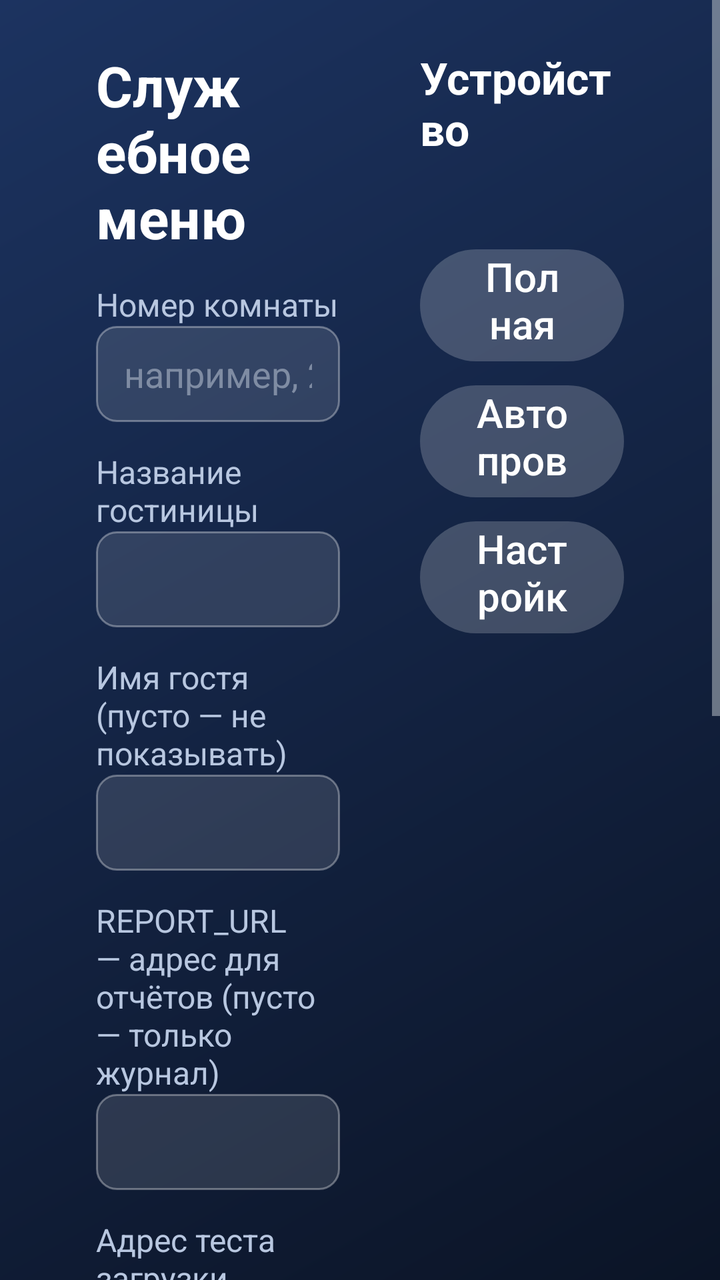
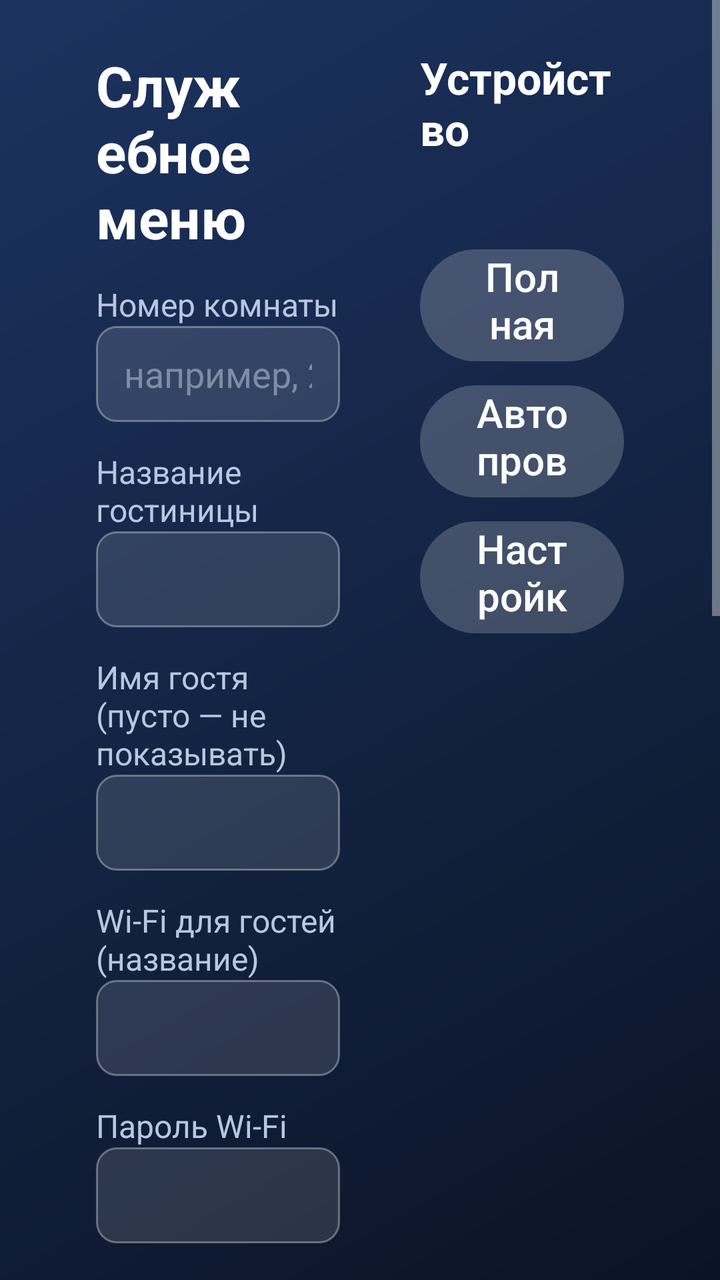

An Android layout rendered at two revisions. The XML below is the earlier revision; the diff shows what the commit changed to produce the second picture.
<!-- AndroidManifest.xml: application theme AppTheme -->
<!-- res/layout/activity_service.xml -->
<?xml version="1.0" encoding="utf-8"?>
<ScrollView xmlns:android="http://schemas.android.com/apk/res/android"
    android:layout_width="match_parent"
    android:layout_height="match_parent"
    android:scrollbars="vertical">

    <LinearLayout
        android:layout_width="match_parent"
        android:layout_height="wrap_content"
        android:orientation="horizontal"
        android:paddingStart="48dp"
        android:paddingTop="24dp"
        android:paddingEnd="48dp"
        android:paddingBottom="24dp">

        
        <LinearLayout
            android:layout_width="0dp"
            android:layout_height="wrap_content"
            android:layout_weight="1.2"
            android:orientation="vertical">

            <TextView
                android:layout_width="wrap_content"
                android:layout_height="wrap_content"
                android:text="Служебное меню"
                android:textColor="#FFFFFF"
                android:textSize="28sp"
                android:textStyle="bold" />

            <TextView style="@style/FieldLabel" android:text="Номер комнаты" />
            <EditText
                android:id="@+id/editRoom"
                style="@style/FieldEdit"
                android:hint="например, 205" />

            <TextView style="@style/FieldLabel" android:text="Название гостиницы" />
            <EditText
                android:id="@+id/editHotel"
                style="@style/FieldEdit" />

            <TextView style="@style/FieldLabel" android:text="Имя гостя (пусто — не показывать)" />
            <EditText
                android:id="@+id/editGuest"
                style="@style/FieldEdit" />

            <TextView style="@style/FieldLabel" android:text="REPORT_URL — адрес для отчётов (пусто — только журнал)" />
            <EditText
                android:id="@+id/editReportUrl"
                style="@style/FieldEdit"
                android:inputType="textUri" />

            <TextView style="@style/FieldLabel" android:text="Адрес теста загрузки (download)" />
            <EditText
                android:id="@+id/editDownloadUrl"
                style="@style/FieldEdit"
                android:inputType="textUri" />

            <TextView style="@style/FieldLabel" android:text="Адрес теста отдачи (upload)" />
            <EditText
                android:id="@+id/editUploadUrl"
                style="@style/FieldEdit"
                android:inputType="textUri" />

            <TextView style="@style/FieldLabel" android:text="Адрес для пинга" />
            <EditText
                android:id="@+id/editPingUrl"
                style="@style/FieldEdit"
                android:inputType="textUri" />

            <TextView style="@style/FieldLabel" android:text="Новый PIN (4 цифры; пусто — не менять)" />
            <EditText
                android:id="@+id/editPin"
                style="@style/FieldEdit"
                android:inputType="numberPassword"
                android:maxLength="4" />

            <LinearLayout
                android:layout_width="wrap_content"
                android:layout_height="wrap_content"
                android:layout_marginTop="20dp"
                android:orientation="horizontal">

                <Button
                    android:id="@+id/btnSave"
                    style="@style/TvButton"
                    android:text="Сохранить" />

                <Button
                    android:id="@+id/btnClose"
                    style="@style/TvButton"
                    android:text="Закрыть" />
            </LinearLayout>
        </LinearLayout>

        
        <LinearLayout
            android:layout_width="0dp"
            android:layout_height="wrap_content"
            android:layout_marginStart="40dp"
            android:layout_weight="1"
            android:orientation="vertical">

            <TextView
                android:layout_width="wrap_content"
                android:layout_height="wrap_content"
                android:text="Устройство"
                android:textColor="#FFFFFF"
                android:textSize="22sp"
                android:textStyle="bold" />

            <TextView
                android:id="@+id/deviceInfo"
                android:layout_width="match_parent"
                android:layout_height="wrap_content"
                android:layout_marginTop="8dp"
                android:lineSpacingExtra="4dp"
                android:textColor="#D8E2F2"
                android:textSize="16sp" />

            <Button
                android:id="@+id/btnFullTest"
                style="@style/TvButton"
                android:layout_width="match_parent"
                android:layout_marginTop="16dp"
                android:layout_marginEnd="0dp"
                android:text="Полная проверка интернета" />

            <Button
                android:id="@+id/btnAutoNow"
                style="@style/TvButton"
                android:layout_width="match_parent"
                android:layout_marginTop="12dp"
                android:layout_marginEnd="0dp"
                android:text="Автопроверка сейчас (с отчётом)" />

            <Button
                android:id="@+id/btnSettings"
                style="@style/TvButton"
                android:layout_width="match_parent"
                android:layout_marginTop="12dp"
                android:layout_marginEnd="0dp"
                android:text="Настройки Android" />
        </LinearLayout>
    </LinearLayout>
</ScrollView>
<!-- resources referenced by this layout -->
<resources>
  <style name="FieldEdit">
          <item name="android:layout_width">match_parent</item>
          <item name="android:layout_height">wrap_content</item>
          <item name="android:minHeight">48dp</item>
          <item name="android:background">@drawable/edit_bg</item>
          <item name="android:paddingStart">14dp</item>
          <item name="android:paddingEnd">14dp</item>
          <item name="android:textColor">#FFFFFF</item>
          <item name="android:textColorHint">#7F8CA3</item>
          <item name="android:textSize">18sp</item>
          <item name="android:singleLine">true</item>
          <item name="android:imeOptions">actionNext</item>
      </style>
  <style name="FieldLabel">
          <item name="android:layout_width">match_parent</item>
          <item name="android:layout_height">wrap_content</item>
          <item name="android:layout_marginTop">14dp</item>
          <item name="android:textColor">#B8C7E0</item>
          <item name="android:textSize">16sp</item>
      </style>
  <style name="TvButton">
          <item name="android:layout_width">wrap_content</item>
          <item name="android:layout_height">56dp</item>
          <item name="android:minWidth">220dp</item>
          <item name="android:paddingStart">28dp</item>
          <item name="android:paddingEnd">28dp</item>
          <item name="android:layout_marginEnd">16dp</item>
          <item name="android:background">@drawable/btn_bg</item>
          <item name="android:textColor">#FFFFFF</item>
          <item name="android:textSize">20sp</item>
          <item name="android:textAllCaps">false</item>
          <item name="android:focusable">true</item>
          <item name="android:gravity">center</item>
          <item name="android:stateListAnimator">@null</item>
      </style>
  <style name="AppTheme" parent="@android:style/Theme.DeviceDefault.NoActionBar">
          <item name="android:windowBackground">@drawable/bg_gradient</item>
          <item name="android:windowFullscreen">true</item>
      </style>
  <!-- drawable edit_bg (drawable) -->
  <?xml version="1.0" encoding="utf-8"?>
  <selector xmlns:android="http://schemas.android.com/apk/res/android">
      <item android:state_focused="true">
          <shape>
              <solid android:color="#33FFFFFF" />
              <stroke android:width="3dp" android:color="#F2A93B" />
              <corners android:radius="10dp" />
          </shape>
      </item>
      <item>
          <shape>
              <solid android:color="#1FFFFFFF" />
              <stroke android:width="1dp" android:color="#55FFFFFF" />
              <corners android:radius="10dp" />
          </shape>
      </item>
  </selector>
  <!-- drawable btn_bg (drawable) -->
  <?xml version="1.0" encoding="utf-8"?>
  <selector xmlns:android="http://schemas.android.com/apk/res/android">
      <item android:state_enabled="false">
          <shape>
              <solid android:color="#14FFFFFF" />
              <corners android:radius="28dp" />
          </shape>
      </item>
      <item android:state_focused="true">
          <shape>
              <solid android:color="#F2A93B" />
              <stroke android:width="4dp" android:color="#FFFFFF" />
              <corners android:radius="28dp" />
          </shape>
      </item>
      <item android:state_pressed="true">
          <shape>
              <solid android:color="#F2A93B" />
              <corners android:radius="28dp" />
          </shape>
      </item>
      <item>
          <shape>
              <solid android:color="#33FFFFFF" />
              <corners android:radius="28dp" />
          </shape>
      </item>
  </selector>
  <!-- drawable bg_gradient (drawable) -->
  <?xml version="1.0" encoding="utf-8"?>
  <shape xmlns:android="http://schemas.android.com/apk/res/android">
      <gradient
          android:angle="315"
          android:endColor="#0B1426"
          android:startColor="#1C3360"
          android:type="linear" />
  </shape>
</resources>

<!-- the commit's change to res/layout/activity_service.xml (unified diff, before → after) -->
@@ -42,6 +42,16 @@
             <TextView style="@style/FieldLabel" android:text="Имя гостя (пусто — не показывать)" />
             <EditText
                 android:id="@+id/editGuest"
+                style="@style/FieldEdit" />
+
+            <TextView style="@style/FieldLabel" android:text="Wi‑Fi для гостей (название)" />
+            <EditText
+                android:id="@+id/editWifiSsid"
+                style="@style/FieldEdit" />
+
+            <TextView style="@style/FieldLabel" android:text="Пароль Wi‑Fi" />
+            <EditText
+                android:id="@+id/editWifiPass"
                 style="@style/FieldEdit" />
 
             <TextView style="@style/FieldLabel" android:text="REPORT_URL — адрес для отчётов (пусто — только журнал)" />
